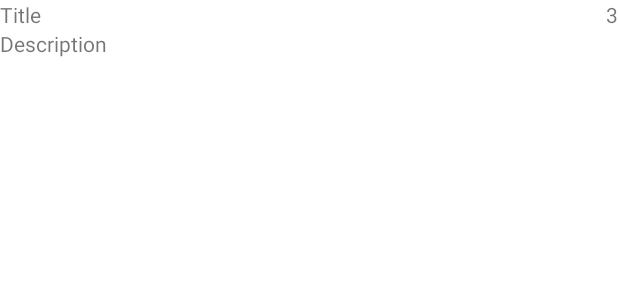
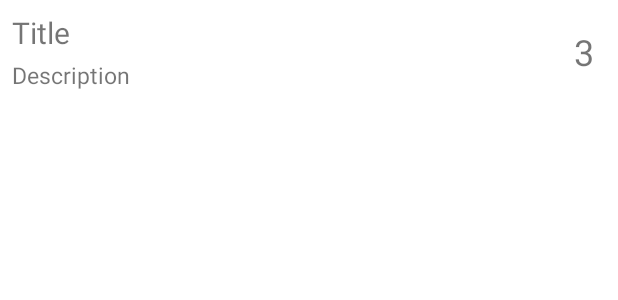
Before and after one commit to Witiania/ToDoList, an Android app: the layout item.xml on its own in the app's theme, with its tools: preview values and no code run, on a phone screen of 412 x 824 dp. Shown: the top 300 px of the screen. Run offline under Robolectric (Android 15) with nearby library versions, the phone set to English and light mode, and no system bars.

Commit message:
Изменил оформление в Layout Немного подправил логику работы приложения в MainActivity.kt

```diff
--- a/app/src/main/res/layout/activity_main.xml
+++ b/app/src/main/res/layout/activity_main.xml
@@ -51,7 +51,8 @@
         app:layout_constraintBottom_toBottomOf="parent"
         app:layout_constraintEnd_toEndOf="parent"
         app:layout_constraintStart_toStartOf="parent"
-        app:layout_constraintTop_toTopOf="parent" />
+        app:layout_constraintTop_toTopOf="parent"
+        app:layout_constraintVertical_bias="0.0" />
 
 
 
--- a/app/src/main/res/layout/item.xml
+++ b/app/src/main/res/layout/item.xml
@@ -3,6 +3,7 @@
     xmlns:app="http://schemas.android.com/apk/res-auto"
     android:layout_width="match_parent"
     android:layout_height="wrap_content"
+    android:padding="8dp"
    >
 
     <TextView
@@ -10,11 +11,14 @@
         android:layout_width="wrap_content"
         android:layout_height="wrap_content"
         android:text="Title"
+        android:textSize="20sp"
         app:layout_constraintStart_toStartOf="parent"
         app:layout_constraintTop_toTopOf="parent" />
 
     <TextView
+        android:layout_marginTop="4dp"
         android:id="@+id/item_recycler_description"
+        android:textSize="15sp"
         android:layout_width="wrap_content"
         android:layout_height="wrap_content"
         android:text="Description"
@@ -22,13 +26,16 @@
         app:layout_constraintStart_toStartOf="parent" />
 
     <TextView
+        android:textSize="24sp"
         android:id="@+id/item_recycler_number"
         android:layout_width="wrap_content"
         android:layout_height="wrap_content"
         android:text="3"
-        app:layout_constraintBottom_toBottomOf="@+id/item_recycler_title"
+        android:layout_marginEnd="8dp"
+        app:layout_constraintBottom_toBottomOf="parent"
         app:layout_constraintEnd_toEndOf="parent"
         app:layout_constraintHorizontal_bias="1.0"
-        app:layout_constraintStart_toEndOf="@id/item_recycler_title" />
+        app:layout_constraintStart_toEndOf="@id/item_recycler_title"
+        app:layout_constraintTop_toTopOf="parent" />
 
 </androidx.constraintlayout.widget.ConstraintLayout>
```
Also changed, not shown: app/src/main/java/com/example/todolist/MainActivity.kt (+5 -3 lines).
